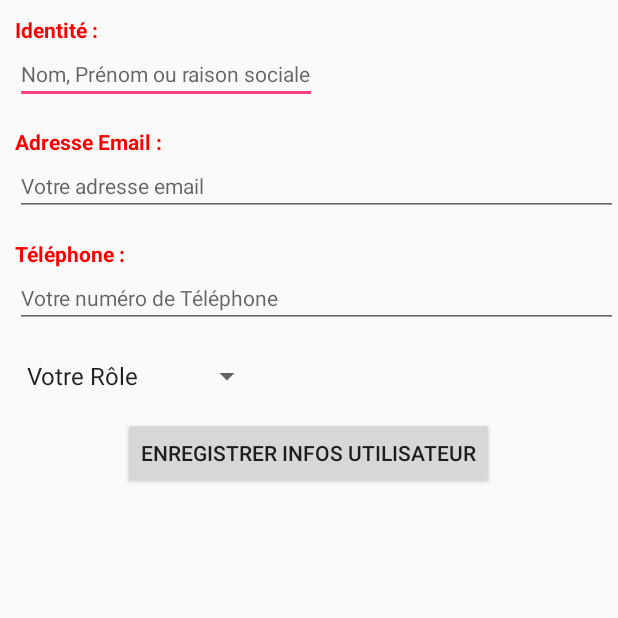
After one commit to sallongue/frosaif, an Android app: the SettingsActivity screen opened directly, with no data from a screen before it, on a phone screen of 412 x 824 dp, the top half of it. The commit adds this screen. Run offline under Robolectric (Android 15) with nearby library versions, the phone set to English and light mode, and no system bars; network calls fail.

Commit message:
working with file

```diff
--- a/app/src/main/java/eu/agriapi/www/frosaif/MapsActivity.java
+++ b/app/src/main/java/eu/agriapi/www/frosaif/MapsActivity.java
@@ -10,6 +10,9 @@ import android.support.v4.app.ActivityCompat;
 import android.support.v4.app.FragmentActivity;
 import android.support.v4.content.ContextCompat;
 import android.os.Bundle;
+import android.support.v7.app.AppCompatActivity;
+import android.view.Menu;
+import android.view.MenuInflater;
 import android.view.View;
 import android.widget.Toast;
 
@@ -42,8 +45,6 @@ import com.google.android.gms.maps.model.MarkerOptions;
 // Si on clique sur une autre position alors qu'il existe déjà un autre marker, le clique
 // d'après efface le marker courant et recrée un nouveau marker
 
-//BUG
-// QUAND on deplace le marker ca ne remet pas à jour lat/lng
 
 public class MapsActivity extends FragmentActivity implements OnMapReadyCallback {
 
--- /dev/null
+++ b/app/src/main/java/eu/agriapi/www/frosaif/SettingsActivity.java
@@ -0,0 +1,73 @@
+package eu.agriapi.www.frosaif;
+
+import android.app.Activity;
+import android.content.Context;
+import android.os.Bundle;
+import android.view.View;
+import android.widget.ArrayAdapter;
+import android.widget.EditText;
+import android.widget.Spinner;
+import android.widget.TextView;
+import android.widget.Toast;
+import android.widget.ViewAnimator;
+
+import java.io.BufferedReader;
+import java.io.File;
+import java.io.FileInputStream;
+import java.io.FileOutputStream;
+import java.io.InputStreamReader;
+
+/**
+ * Created by Seb on 21/03/2017.
+ */
+public class SettingsActivity extends Activity {
+
+    @Override
+    protected void onCreate(Bundle savedInstanceState) {
+        super.onCreate(savedInstanceState);
+        setContentView(R.layout.activity_userinfos);
+
+
+        // creation des menus
+        Spinner spinnerRole = (Spinner) findViewById(R.id.uIrole_spinner);
+        // Create an ArrayAdapter using the string array and a default spinner layout
+        ArrayAdapter<CharSequence> adapterRole = ArrayAdapter.createFromResource(this,
+                R.array.role_array, android.R.layout.simple_spinner_item);
+        // Specify the layout to use when the list of choices appears
+        adapterRole.setDropDownViewResource(android.R.layout.simple_spinner_dropdown_item);
+        // Apply the adapter to the spinner
+        spinnerRole.setAdapter(adapterRole);
+
+    }
+
+
+    public void commitUserInfos(View view){
+        Spinner spinnerRole = (Spinner) findViewById(R.id.uIrole_spinner);
+        String uIRoleStr = spinnerRole.getSelectedItem().toString();
+        TextView eventPhoneNb = (TextView)findViewById(R.id.uIPhoneNb);
+        String uIPhoneStr = eventPhoneNb.getText().toString();
+        TextView eventIdStr = (TextView)findViewById(R.id.uIIdentification);
+        String uIIdStr = eventIdStr.getText().toString();
+        TextView eventEMStr = (TextView)findViewById(R.id.uIEmailAddr);
+        String uIEmailStr = eventEMStr.getText().toString();
+        /*Toast.makeText(getApplicationContext(), uIIdStr+"\n"+uIEmailStr+"\n"+uIPhoneStr+"\n"
+        *        +uIRoleStr, Toast.LENGTH_LONG).show();
+        */
+        String filename = "frosaif.txt";
+        String string = "ID:"+uIIdStr+";EMAIL:"+uIEmailStr+";TEL:"+uIPhoneStr+";ROLE:"+uIRoleStr+";";
+        //Toast.makeText(getApplicationContext(), string, Toast.LENGTH_LONG).show();
+
+        FileOutputStream outputStream;
+
+        try {
+            outputStream = openFileOutput(filename, Context.MODE_PRIVATE);
+            outputStream.write(string.getBytes());
+            outputStream.close();
+        } catch (Exception e) {
+            e.printStackTrace();
+        }
+        Toast.makeText(getApplicationContext(), string, Toast.LENGTH_LONG).show();
+        this.finish();
+    }
+
+}
--- /dev/null
+++ b/app/src/main/res/layout/activity_userinfos.xml
@@ -0,0 +1,82 @@
+<?xml version="1.0" encoding="utf-8"?>
+<RelativeLayout xmlns:android="http://schemas.android.com/apk/res/android"
+    android:orientation="vertical"
+    android:layout_width="fill_parent"
+    android:layout_height="fill_parent">
+
+    <TextView
+        android:id="@+id/uIIdentificationName"
+        android:text="Identité : "
+        android:textStyle="bold"
+        android:textColor="#FF0000"
+        android:layout_width="fill_parent"
+        android:layout_height="wrap_content"
+        android:layout_marginLeft="10dp"
+        android:layout_marginTop="10dp"/>
+    <EditText
+        android:id="@+id/uIIdentification"
+        android:hint="Nom, Prénom ou raison sociale"
+        android:layout_width="wrap_content"
+        android:layout_height="wrap_content"
+        android:layout_below="@id/uIIdentificationName"
+        android:layout_marginLeft="10dp"
+        android:layout_marginBottom="15dp"
+        android:textSize="14sp"/>
+    <TextView
+        android:id="@+id/uIEmailAddrName"
+        android:text="Adresse Email : "
+        android:textStyle="bold"
+        android:textColor="#FF0000"
+        android:layout_width="wrap_content"
+        android:layout_height="wrap_content"
+        android:layout_marginLeft="10dp"
+        android:layout_below="@id/uIIdentification"
+        android:gravity="center_vertical"/>
+    <EditText
+        android:id="@+id/uIEmailAddr"
+        android:hint="Votre adresse email"
+        android:inputType="textEmailAddress"
+
+        android:layout_width="fill_parent"
+        android:layout_height="wrap_content"
+        android:layout_marginBottom="15dp"
+        android:layout_below="@id/uIEmailAddrName"
+        android:layout_marginLeft="10dp"
+        android:textSize="14sp"/>
+    <TextView
+        android:id="@+id/uIPhoneNbName"
+        android:text="Téléphone : "
+        android:textStyle="bold"
+        android:textColor="#FF0000"
+        android:layout_width="wrap_content"
+        android:layout_height="wrap_content"
+        android:layout_marginLeft="10dp"
+        android:layout_below="@id/uIEmailAddr"
+        android:gravity="center_vertical"/>
+    <EditText
+        android:layout_width="fill_parent"
+        android:layout_height="wrap_content"
+        android:hint="Votre numéro de Téléphone"
+        android:id="@+id/uIPhoneNb"
+        android:inputType="phone"
+        android:layout_below="@id/uIPhoneNbName"
+        android:layout_marginBottom="20dp"
+        android:layout_marginLeft="10dp"
+        android:textSize="14sp"/>
+    <Spinner
+        android:id="@+id/uIrole_spinner"
+        android:layout_width="wrap_content"
+        android:layout_height="wrap_content"
+        android:layout_marginBottom="15dp"
+        android:layout_below="@id/uIPhoneNb"
+        android:layout_marginLeft="10dp" />
+    <Button
+        android:layout_width="wrap_content"
+        android:layout_height="wrap_content"
+        android:layout_below="@+id/uIrole_spinner"
+        android:layout_centerInParent="true"
+        android:text="@string/user_info_reg"
+        android:onClick="commitUserInfos"
+        android:gravity="center"/>
+
+</RelativeLayout>
```
Also changed, not shown: app/src/main/AndroidManifest.xml (+26 -17 lines), app/src/main/java/eu/agriapi/www/frosaif/DisplayreginfoActivity.java (+92 -6 lines), app/src/main/java/eu/agriapi/www/frosaif/HelpActivity.java (added, +36 -0 lines), app/src/main/res/layout/help.xml (added, +17 -0 lines), app/src/main/res/menu/setting_appbar.xml (added, +7 -0 lines), app/src/main/res/values/strings.xml (+13 -0 lines), 1 other file.
